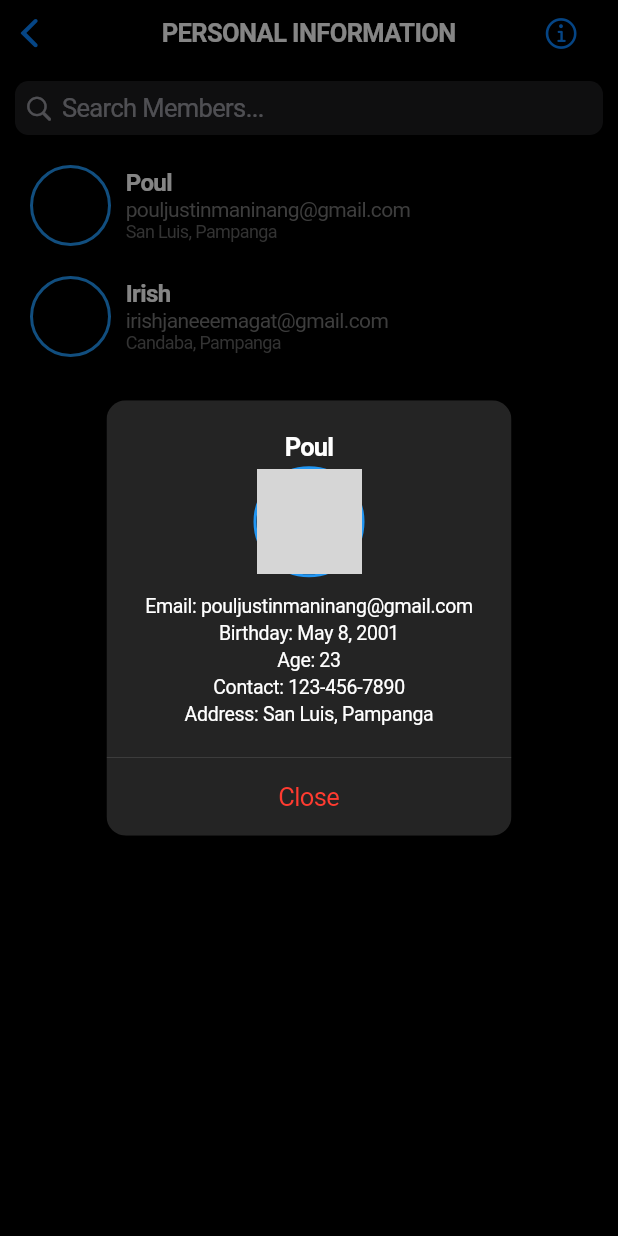
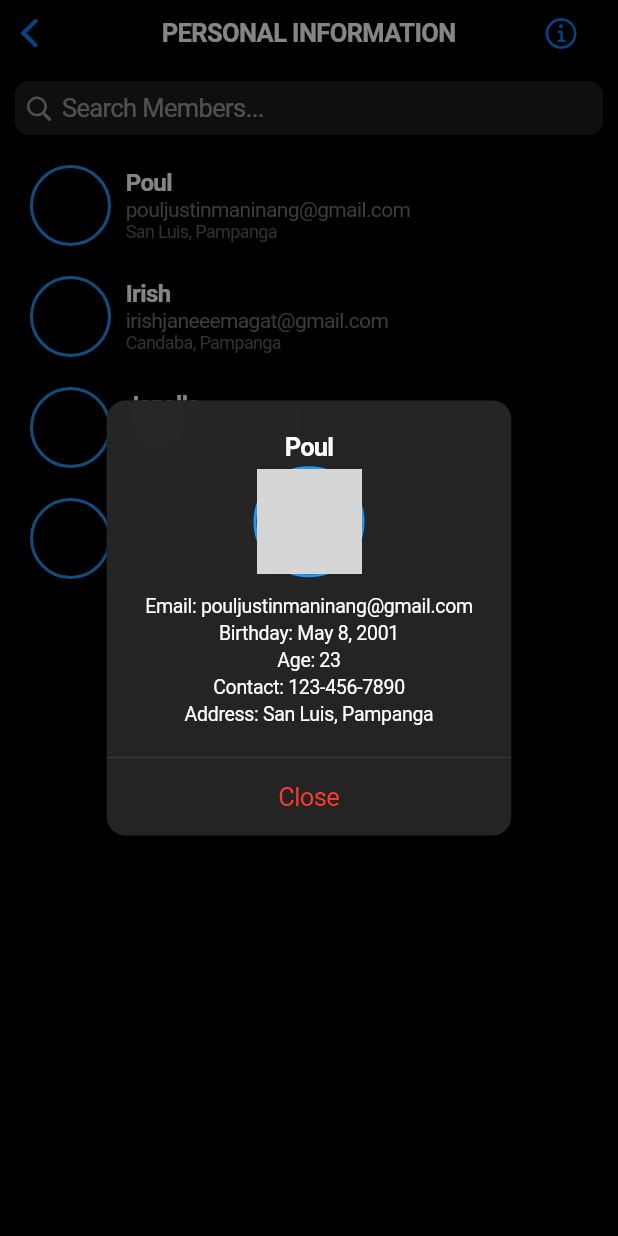
Before and after one commit to janella-may-pangilinan/Login, a Flutter app: the HomeScreen screen opened directly, after a tap on "Poul", on a phone screen of 412 x 824 dp. Run offline on Flutter 3.47's test engine with Material 3 defaults, Android fonts, the phone set to English and light mode, and no system bars; grey boxes are pictures that could not be loaded.

Commit message:
aira mae

```diff
--- a/lib/homepage.dart
+++ b/lib/homepage.dart
@@ -19,7 +19,8 @@ class _HomeScreenState extends State<HomeScreen> {
   final List<Map<String, String>> users = [
     {'name': 'Poul', 'image': 'images/poul.jpg', 'email': 'pouljustinmaninang@gmail.com', 'birthday': 'May 8, 2001', 'contact': '123-456-7890', 'address': 'San Luis, Pampanga', 'age': '23'},
     {'name': 'Irish', 'image': 'images/person2.jpg', 'email': 'irishjaneeemagat@gmail.com', 'birthday': 'July 7, 1998', 'contact': '345-678-9012', 'address': 'Candaba, Pampanga', 'age': '26'},
-
+    {'name': 'Janella', 'image': 'images/person1.jpg', 'email': 'janellapangilinan@gmail.com', 'birthday': 'May 27, 1995', 'contact': '456-789-0123', 'address': 'Candaba, Pampanga', 'age': '29'},
+    {'name': 'Aira', 'image': 'images/person3.jpg', 'email': 'airamaemagat@gmail.com', 'birthday': 'March 4, 1995', 'contact': '567-890-1234', 'address': 'Candaba, Pampanga', 'age': '29'},
   ];
 
   List<Map<String, String>> filteredUsers = [];
```
Also changed, not shown: images/peron.jpg (added), images/person3.jpg (added).
